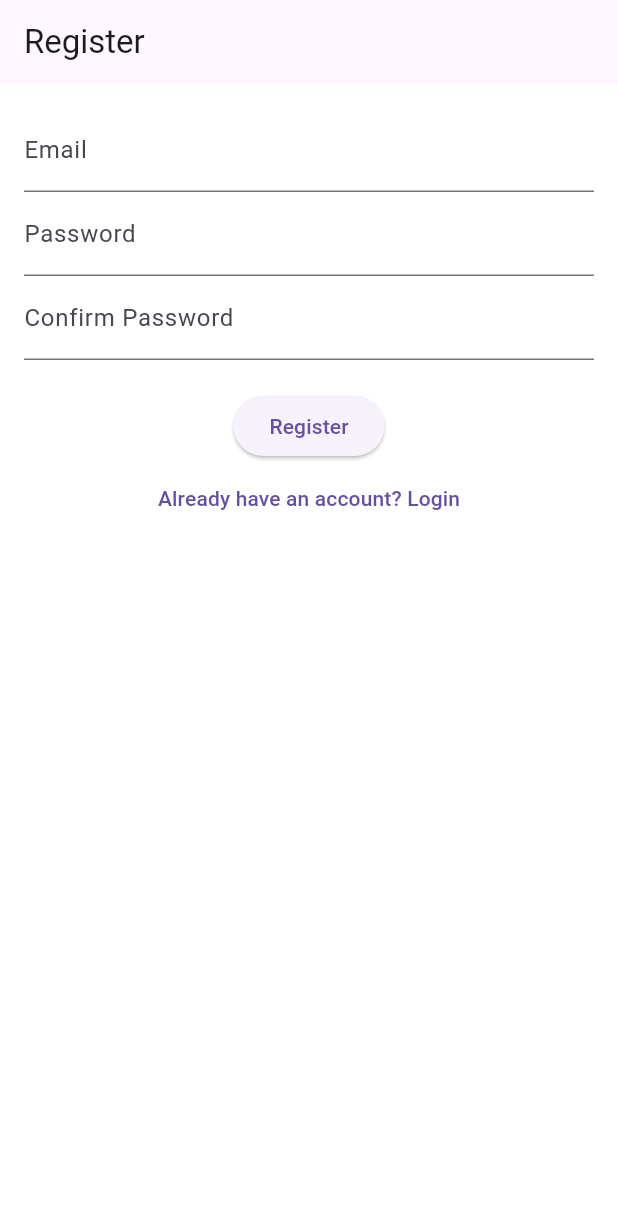
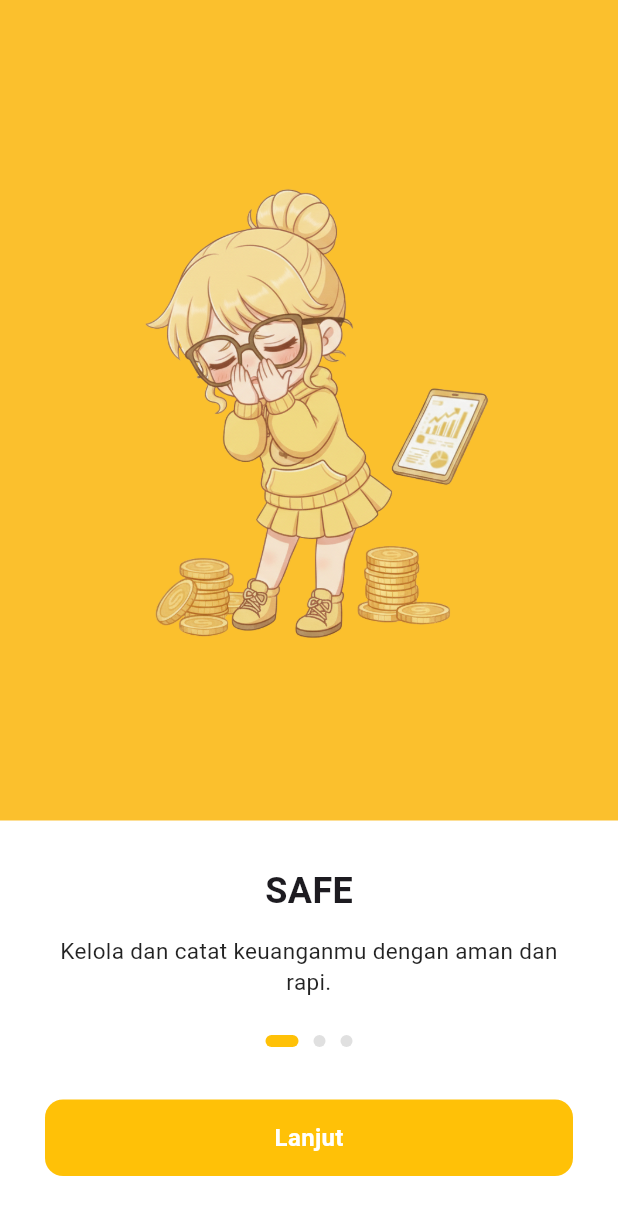
Before and after one commit to yaya7807-ai/mobile-kelompok-09, a Flutter app: the screen it shows after launch, after a tap on "Ayo Kita Mulai", on a phone screen of 412 x 824 dp. Shown: the top 1215 px of the screen. Run offline on Flutter 3.47's test engine with Material 3 defaults, Android fonts, the phone set to English and light mode, and no system bars; our stand-ins replace cloud_firestore, firebase_auth, firebase_core, fl_chart, flutter_svg; accounts and stored records are empty.

Commit message:
pembuatan onboarding screen

```diff
--- /dev/null
+++ b/mydompet/lib/screens/on_boarding_screen.dart
@@ -0,0 +1,158 @@
+import 'package:flutter/material.dart';
+import 'package:mydompet/screens/login_screen.dart';
+
+class OnboardingScreen extends StatefulWidget {
+  const OnboardingScreen({super.key});
+
+  @override
+  State<OnboardingScreen> createState() => _OnboardingScreenState();
+}
+
+class _OnboardingScreenState extends State<OnboardingScreen> {
+  final PageController _pageController = PageController();
+  int currentIndex = 0;
+
+  List<Map<String, String>> data = [
+    {
+      "title": "SAFE",
+      "desc": "Kelola dan catat keuanganmu dengan aman dan rapi.",
+      "img": "assets/images/onboard1.png",
+    },
+    {
+      "title": "SMART",
+      "desc": "Pantau pemasukan dan pengeluaranmu kapan saja, tanpa ribet.",
+      "img": "assets/images/onboard2.png",
+    },
+    {
+      "title": "TRACK",
+      "desc":
+          "Lihat riwayat transaksi harian hingga bulanan, semuanya dalam satu aplikasi.",
+      "img": "assets/images/onboard3.png",
+    },
+  ];
+
+  @override
+  Widget build(BuildContext context) {
+    return Scaffold(
+      backgroundColor: Colors.white,
+      body: Column(
+        children: [
+          Expanded(
+            flex: 3,
+            child: PageView.builder(
+              controller: _pageController,
+              itemCount: data.length,
+              onPageChanged: (value) {
+                setState(() {
+                  currentIndex = value;
+                });
+              },
+              itemBuilder: (context, index) {
+                return Column(
+                  children: [
+                    Expanded(
+                      child: Container(
+                        width: double.infinity,
+                        decoration: const BoxDecoration(
+                          color: Color(0xFFFBC02D), // kuning background
+                        ),
+                        child: Center(
+                          child: Image.asset(data[index]["img"]!, height: 400),
+                        ),
+                      ),
+                    ),
+                  ],
+                );
+              },
+            ),
+          ),
+
+          const SizedBox(height: 30),
+
+          // TEXT TITLE
+          Text(
+            data[currentIndex]["title"]!,
+            style: const TextStyle(fontSize: 24, fontWeight: FontWeight.bold),
+          ),
+
+          const SizedBox(height: 12),
+
+          // TEXT DESKRIPSI
+          Padding(
+            padding: const EdgeInsets.symmetric(horizontal: 28),
+            child: Text(
+              data[currentIndex]["desc"]!,
+              textAlign: TextAlign.center,
+              style: const TextStyle(fontSize: 15, color: Colors.black87),
+            ),
+          ),
+
+          const SizedBox(height: 25),
+
+          // INDICATOR
+          Row(
+            mainAxisAlignment: MainAxisAlignment.center,
+            children: List.generate(
+              data.length,
+              (index) => AnimatedContainer(
+                duration: const Duration(milliseconds: 300),
+                margin: const EdgeInsets.symmetric(horizontal: 5),
+                width: currentIndex == index ? 22 : 8,
+                height: 8,
+                decoration: BoxDecoration(
+                  color: currentIndex == index
+                      ? Colors.amber
+                      : Colors.grey.shade300,
+                  borderRadius: BorderRadius.circular(50),
+                ),
+              ),
+            ),
+          ),
+
+          const SizedBox(height: 35),
+
+          // TOMBOL NEXT / MULAI
+          Padding(
+            padding: const EdgeInsets.symmetric(horizontal: 30),
+            child: GestureDetector(
+              onTap: () {
+                if (currentIndex == data.length - 1) {
+                  // pindah ke home/login
+                  Navigator.pushReplacement(
+                    context,
+                    MaterialPageRoute(builder: (_) => const LoginScreen()),
+                  );
+                } else {
+                  _pageController.nextPage(
+                    duration: const Duration(milliseconds: 400),
+                    curve: Curves.easeInOut,
+                  );
+                }
+              },
+              child: Container(
+                width: double.infinity,
+                padding: const EdgeInsets.symmetric(vertical: 14),
+                decoration: BoxDecoration(
+                  color: Colors.amber,
+                  borderRadius: BorderRadius.circular(12),
+                ),
+                child: Center(
+                  child: Text(
+                    currentIndex == data.length - 1 ? "Mulai" : "Lanjut",
+                    style: const TextStyle(
+                      color: Colors.white,
+                      fontSize: 16,
+                      fontWeight: FontWeight.w600,
+                    ),
+                  ),
+                ),
+              ),
+            ),
+          ),
+
+          const SizedBox(height: 40),
+        ],
+      ),
+    );
+  }
+}
--- a/mydompet/lib/screens/welcome_screen.dart
+++ b/mydompet/lib/screens/welcome_screen.dart
@@ -1,6 +1,6 @@
 import 'package:flutter/material.dart';
 // 1. IMPORT file register_screen.dart
-import 'register_screen.dart';
+import 'on_boarding_screen.dart';
 
 class WelcomeScreen extends StatelessWidget {
   const WelcomeScreen({super.key});
@@ -41,8 +41,7 @@ class WelcomeScreen extends StatelessWidget {
                     Navigator.pushReplacement(
                       context,
                       MaterialPageRoute(
-                        builder: (context) =>
-                            const RegisterScreen(),
+                        builder: (context) => const OnboardingScreen(),
                       ),
                     );
                   },
--- a/mydompet/pubspec.yaml
+++ b/mydompet/pubspec.yaml
@@ -62,6 +62,9 @@ flutter:
   assets:
     - assets/images/logo.png
     - assets/icons/
+    - assets/images/onboard1.png
+    - assets/images/onboard2.png
+    - assets/images/onboard3.png
 
   # An image asset can refer to one or more resolution-specific "variants", see
   # https://flutter.dev/to/resolution-aware-images
```
Also changed, not shown: mydompet/assets/images/onboard1.png (added), mydompet/assets/images/onboard2.png (added), mydompet/assets/images/onboard3.png (added).
